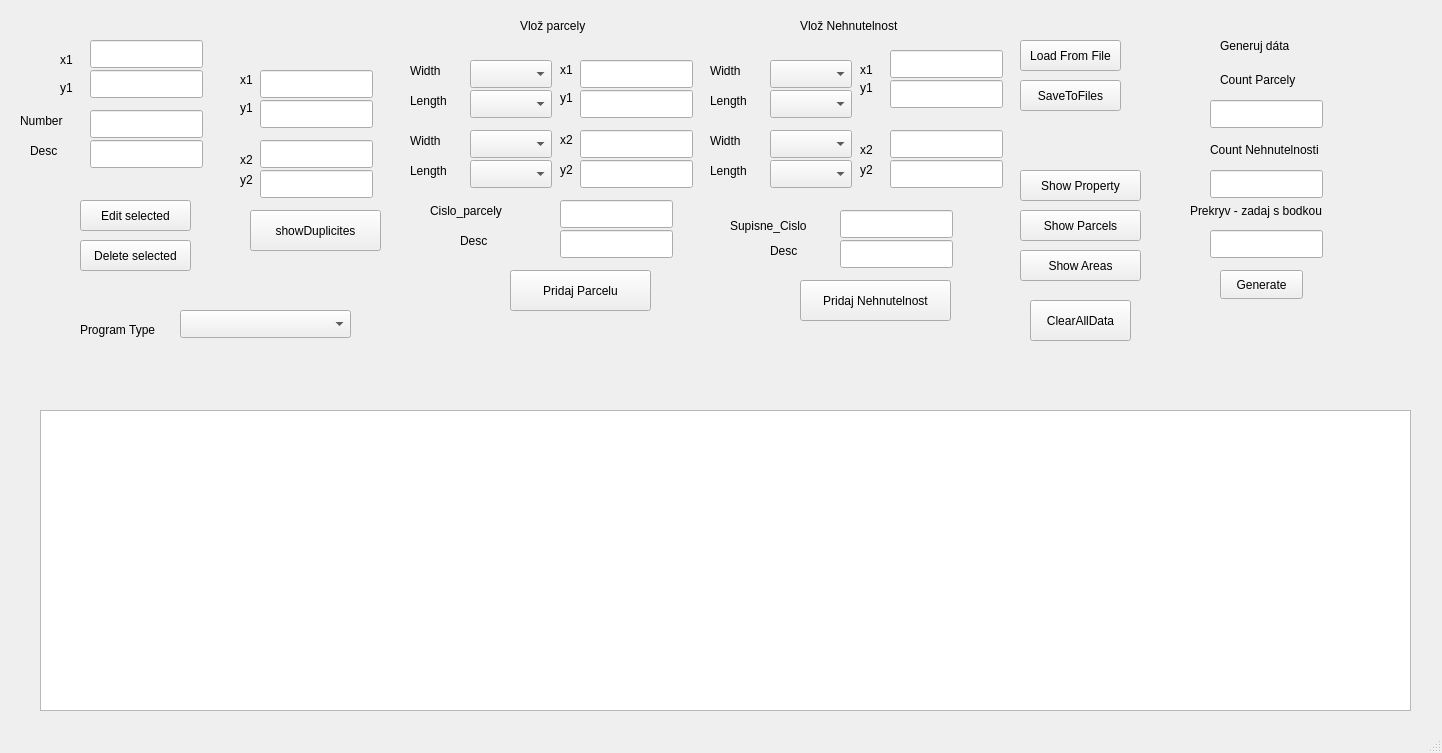
First picture: the form in mainwindow.ui, repository kotvaldo/aus_2_gui, before the edit.
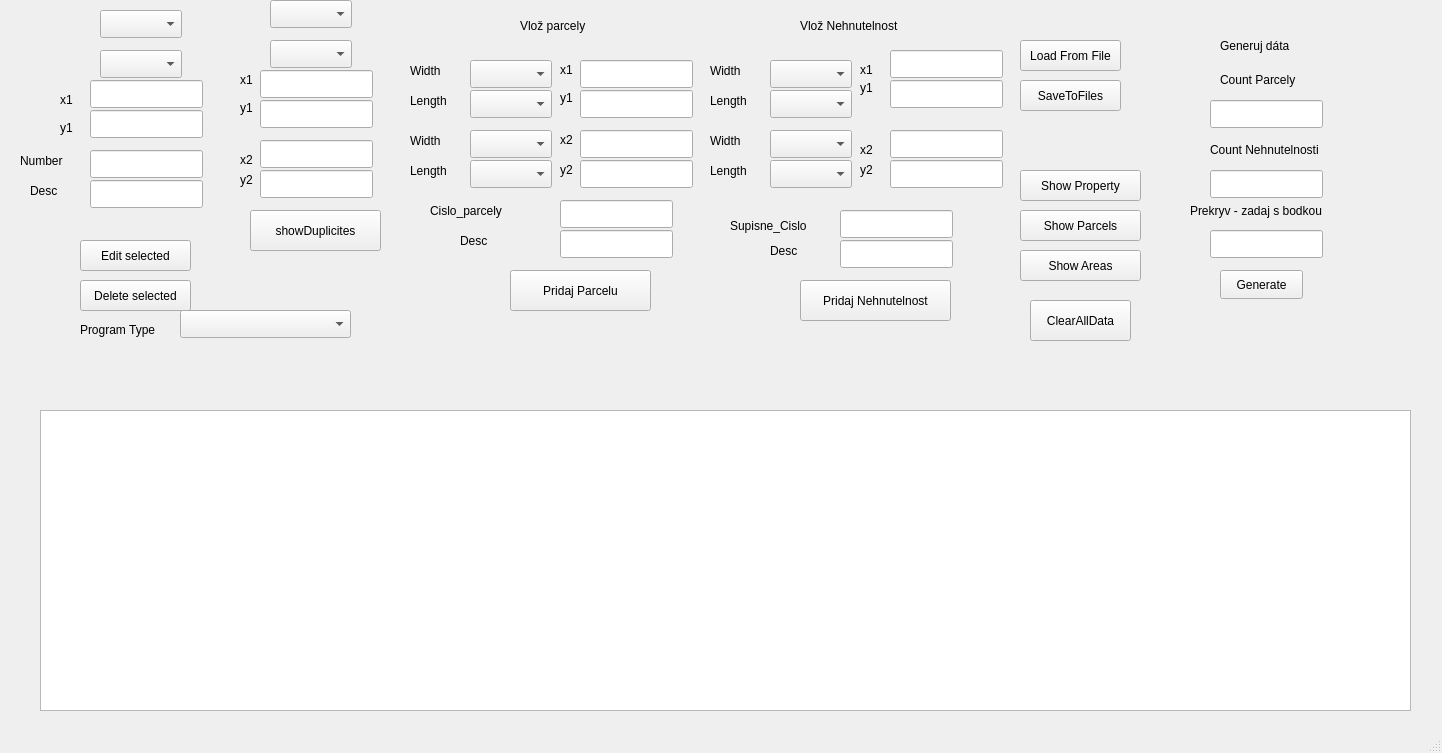
Second picture: the form after the edit.

Diff of the .ui file:
```diff
--- a/mainwindow.ui
+++ b/mainwindow.ui
@@ -372,7 +372,7 @@
     <property name="geometry">
      <rect>
       <x>80</x>
-      <y>200</y>
+      <y>240</y>
       <width>111</width>
       <height>31</height>
      </rect>
@@ -385,7 +385,7 @@
     <property name="geometry">
      <rect>
       <x>80</x>
-      <y>240</y>
+      <y>280</y>
       <width>111</width>
       <height>31</height>
      </rect>
@@ -398,7 +398,7 @@
     <property name="geometry">
      <rect>
       <x>30</x>
-      <y>140</y>
+      <y>180</y>
       <width>41</width>
       <height>21</height>
      </rect>
@@ -411,7 +411,7 @@
     <property name="geometry">
      <rect>
       <x>60</x>
-      <y>50</y>
+      <y>90</y>
       <width>21</width>
       <height>20</height>
      </rect>
@@ -424,7 +424,7 @@
     <property name="geometry">
      <rect>
       <x>60</x>
-      <y>80</y>
+      <y>120</y>
       <width>21</width>
       <height>16</height>
      </rect>
@@ -437,7 +437,7 @@
     <property name="geometry">
      <rect>
       <x>20</x>
-      <y>110</y>
+      <y>150</y>
       <width>61</width>
       <height>21</height>
      </rect>
@@ -476,7 +476,7 @@
     <property name="geometry">
      <rect>
       <x>90</x>
-      <y>40</y>
+      <y>80</y>
       <width>113</width>
       <height>28</height>
      </rect>
@@ -486,7 +486,7 @@
     <property name="geometry">
      <rect>
       <x>90</x>
-      <y>70</y>
+      <y>110</y>
       <width>113</width>
       <height>28</height>
      </rect>
@@ -496,7 +496,7 @@
     <property name="geometry">
      <rect>
       <x>90</x>
-      <y>110</y>
+      <y>150</y>
       <width>113</width>
       <height>28</height>
      </rect>
@@ -506,7 +506,7 @@
     <property name="geometry">
      <rect>
       <x>90</x>
-      <y>140</y>
+      <y>180</y>
       <width>113</width>
       <height>28</height>
      </rect>
@@ -971,6 +971,46 @@
      <string>Program Type</string>
     </property>
    </widget>
+   <widget class="QComboBox" name="comboBox_edit">
+    <property name="geometry">
+     <rect>
+      <x>100</x>
+      <y>10</y>
+      <width>82</width>
+      <height>28</height>
+     </rect>
+    </property>
+   </widget>
+   <widget class="QComboBox" name="comboBox_find">
+    <property name="geometry">
+     <rect>
+      <x>270</x>
+      <y>0</y>
+      <width>82</width>
+      <height>28</height>
+     </rect>
+    </property>
+   </widget>
+   <widget class="QComboBox" name="comboBox_find_2">
+    <property name="geometry">
+     <rect>
+      <x>270</x>
+      <y>40</y>
+      <width>82</width>
+      <height>28</height>
+     </rect>
+    </property>
+   </widget>
+   <widget class="QComboBox" name="comboBox_edit_2">
+    <property name="geometry">
+     <rect>
+      <x>100</x>
+      <y>50</y>
+      <width>82</width>
+      <height>28</height>
+     </rect>
+    </property>
+   </widget>
   </widget>
   <widget class="QMenuBar" name="menubar">
    <property name="geometry">
```
